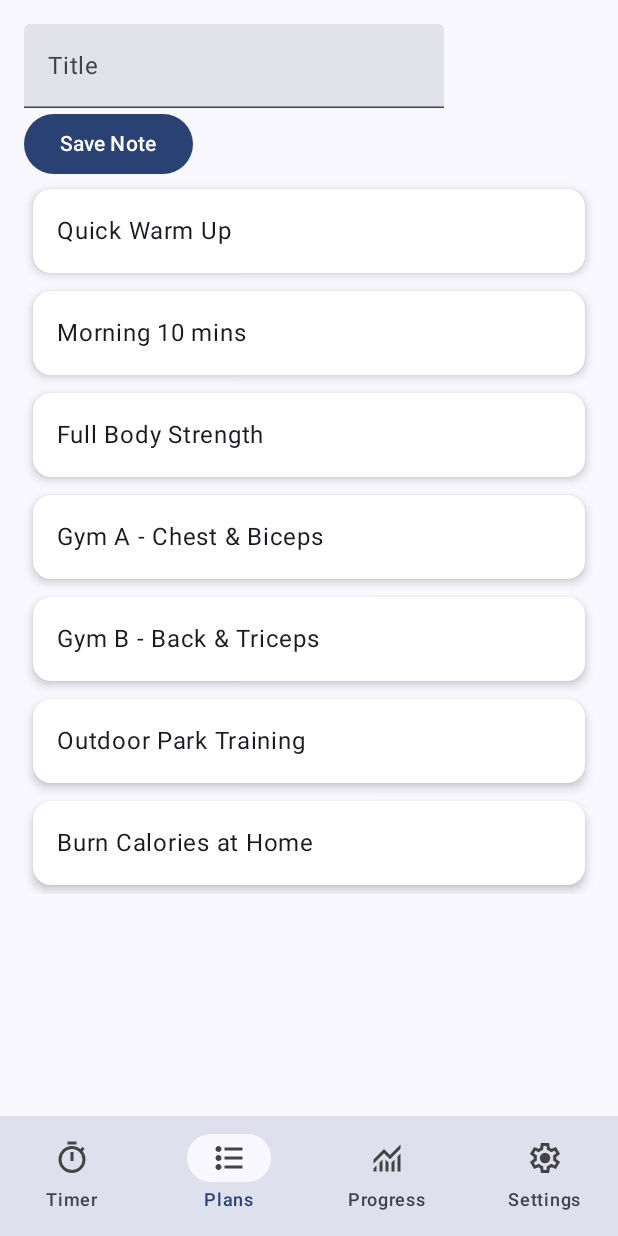
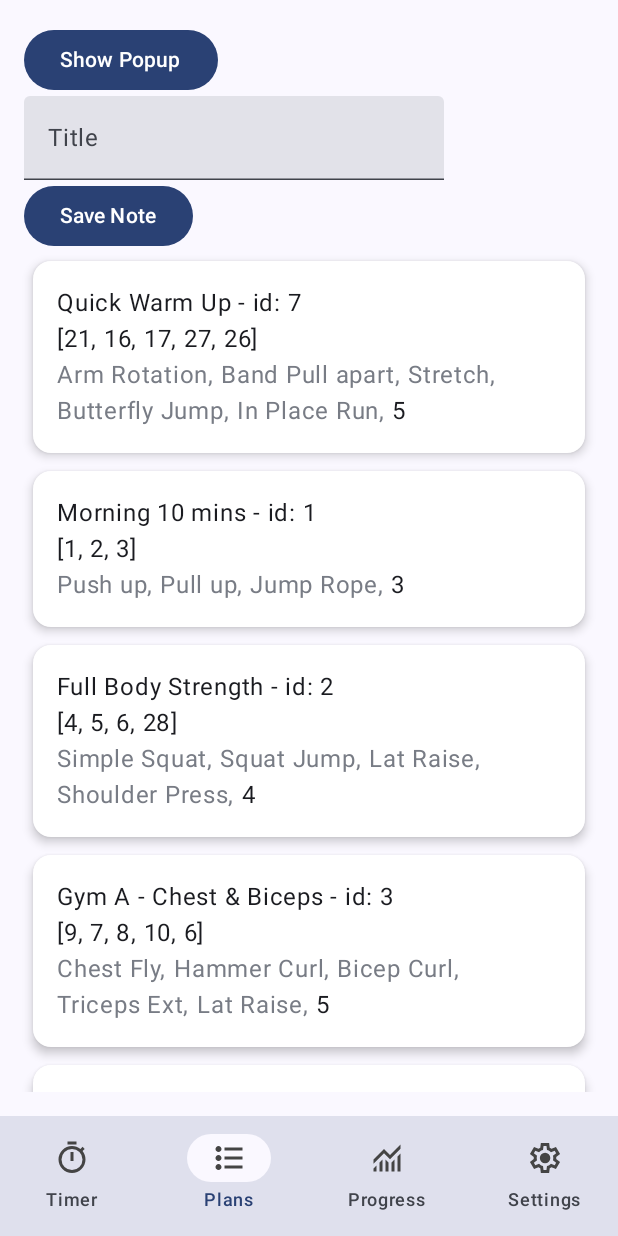
Before and after one commit to mike964/circuit-trainer-jetpack, an Android app built with Jetpack Compose: the screen it shows after launch (MainActivity), item 2 of the bottom bar chosen, on a phone screen of 412 x 824 dp. Run offline under Robolectric (Android 15) with nearby library versions, the light colour scheme and no system bars; our stand-ins replace Room's generated code; libraries missing offline, so code that uses them is left out: coil.decode; pictures from the network do not load; 1 statement that could not run was skipped.

Commit message:
sample popup in plans screen added

```diff
--- a/app/src/main/java/com/example/gmwrokouttimer/data/sampleData.kt
+++ b/app/src/main/java/com/example/gmwrokouttimer/data/sampleData.kt
@@ -5,7 +5,7 @@ import com.example.gmwrokouttimer.R
 data class Exercise(val id: Int, val name: String, val imageId: Int)
 
 //data class WorkoutSet(val id: Int, val name: String, val exercises: List<Exercise>)
-data class Preset(val id: Int, val name: String, val exerciseIdList: List<Int>)
+data class Preset(val id: Int, val name: String, val description:String ="",  val exerciseIdList: List<Int>)
 data class LocalImage(val id: Int, val contentDescription: String)
 
 data class Activity(
@@ -55,13 +55,13 @@ val exerciseList = listOf(
     Exercise(28, "Shoulder Press", R.drawable.st_shoulder_press),
 )
 val sampleWorkoutPresets = listOf(
-    Preset(7, "Quick Warm Up", listOf(21, 16, 17, 27, 26)),
-    Preset(1, "Morning 10 mins", listOf(1, 2, 3)),
-    Preset(2, "Full Body Strength", listOf(4, 5, 6, 28)),
-    Preset(3, "Gym A - Chest & Biceps", listOf(9, 7, 8, 10, 6)),
-    Preset(4, "Gym B - Back & Triceps", listOf(10, 6, 11, 19)),
-    Preset(5, "Outdoor Park Training", listOf(3, 4, 2, 13, 24)),
-    Preset(6, "Burn Calories at Home", listOf(21, 22, 27, 24, 25, 26)),
+    Preset(7, "Quick Warm Up", exerciseIdList=listOf(21, 16, 17, 27, 26)),
+    Preset(1, "Morning 10 mins", exerciseIdList=listOf(1, 2, 3)),
+    Preset(2, "Full Body Strength", exerciseIdList=listOf(4, 5, 6, 28)),
+    Preset(3, "Gym A - Chest & Biceps", exerciseIdList=listOf(9, 7, 8, 10, 6)),
+    Preset(4, "Gym B - Back & Triceps", exerciseIdList=listOf(10, 6, 11, 19)),
+    Preset(5, "Outdoor Park Training", exerciseIdList=listOf(3, 4, 2, 13, 24)),
+    Preset(6, "Burn Calories at Home", exerciseIdList=listOf(21, 22, 27, 24, 25, 26)),
 )
 
 val exerciseImages = listOf(
--- a/app/src/main/java/com/example/gmwrokouttimer/presentation/NoteScreen.kt
+++ b/app/src/main/java/com/example/gmwrokouttimer/presentation/NoteScreen.kt
@@ -1,12 +1,16 @@
 package com.example.gmwrokouttimer.presentation
 
+import androidx.compose.foundation.layout.Box
 import androidx.compose.foundation.layout.Column
+import androidx.compose.foundation.layout.FlowRow
+import androidx.compose.foundation.layout.fillMaxSize
 import androidx.compose.foundation.layout.fillMaxWidth
 import androidx.compose.foundation.layout.padding
 import androidx.compose.runtime.Composable
 import androidx.compose.runtime.mutableStateOf
 import androidx.compose.foundation.lazy.LazyColumn
 import androidx.compose.foundation.lazy.items
+import androidx.compose.material3.AlertDialog
 import androidx.compose.material3.Button
 import androidx.compose.material3.Card
 import androidx.compose.material3.CardDefaults
@@ -15,13 +19,16 @@ import androidx.compose.material3.TextField
 import androidx.compose.runtime.getValue
 import androidx.compose.runtime.remember
 import androidx.compose.runtime.setValue
+import androidx.compose.ui.Alignment
 import androidx.compose.ui.Modifier
 import androidx.compose.ui.graphics.Color
 import androidx.compose.ui.unit.dp
 import androidx.navigation.NavHostController
 import com.example.gmwrokouttimer.data.Exercise
 import com.example.gmwrokouttimer.data.Preset
+import com.example.gmwrokouttimer.data.getExerciseById
 import com.example.gmwrokouttimer.database.model.Note
+import com.example.gmwrokouttimer.presentation.plans.PresetPopup
 
 @Composable
 fun NoteScreen(appVm: AppViewModel, noteVm: NoteViewModel, navController: NavHostController) {
@@ -29,11 +36,22 @@ fun NoteScreen(appVm: AppViewModel, noteVm: NoteViewModel, navController: NavHos
 //    var title by remember { mutableStateOf("") }
     val exercises = appVm.exercises
     var title by remember { mutableStateOf("") }
+    var showPopup by remember { mutableStateOf(false) }
 
     Column(modifier = Modifier.padding(16.dp)) {
+
+        Button(onClick = { showPopup = true }) {
+            Text("Show Popup")
+        }
+
         TextField(value = title, onValueChange = { title = it }, label = { Text("Title") })
         Button(onClick = { noteVm.addNote(title, "Note content..."); title = "" }) {
             Text("Save Note")
+        }
+
+        PresetPopup(showPopup) {
+            showPopup = false
+            println("Button was clicked!")
         }
 
 //        LazyColumn {
@@ -107,8 +125,21 @@ fun WorkoutPresetItem(
         )
     ) {
         Column(modifier = Modifier.padding(16.dp)) {
-            Text(text = preset.name)
+            Text(text = preset.name + " - id: ${preset.id}")
+            Text(text = preset.exerciseIdList.toString())
+            FlowRow(
+//                        Modifier.background(Color.Cyan),
+            ) {
+                for (exercise in preset.exerciseIdList) {
+                    Text(
+                        "${getExerciseById(exercise).name}, ",
+                        color = Color(0xFF787C85)
+                    )
+                }
+                Text(preset.exerciseIdList.size.toString())
+            }
         }
+
     }
 }
 
--- a/app/src/main/java/com/example/gmwrokouttimer/presentation/WortkoutList.kt
+++ b/app/src/main/java/com/example/gmwrokouttimer/presentation/WortkoutList.kt
@@ -42,7 +42,7 @@ fun WorkoutsetList(items: List<Preset>, appVm: AppViewModel, countdownVm: Countd
 
     LazyColumn(modifier = Modifier.padding(4.dp)) {
         items(items, key = { item -> item.id }) { item ->
-            WorkoutsetCard(item , selectedPresetId,  {
+            WorkoutPresetCard(item , selectedPresetId,  {
                 setSelectedPresetId(item.id)
                 appVm.setCurrentPreset(item.id)
                 countdownVm.setTotalExercises(item.exerciseIdList.size)
@@ -57,7 +57,7 @@ fun WorkoutsetList(items: List<Preset>, appVm: AppViewModel, countdownVm: Countd
 
 @OptIn(ExperimentalLayoutApi::class)
 @Composable
-fun WorkoutsetCard(item: Preset, selectedPresetId:Int, onCardClick: () -> Unit, onPlayClick: () -> Unit) {
+fun WorkoutPresetCard(item: Preset, selectedPresetId:Int, onCardClick: () -> Unit, onPlayClick: () -> Unit) {
     // State to track if the row is selected
 //    var isSelected by remember { mutableStateOf(false) }
     val isSelected: Boolean = (selectedPresetId == item.id)
--- /dev/null
+++ b/app/src/main/java/com/example/gmwrokouttimer/presentation/plans/PresetPopup.kt
@@ -0,0 +1,43 @@
+package com.example.gmwrokouttimer.presentation.plans
+
+import androidx.compose.foundation.layout.Box
+import androidx.compose.foundation.layout.padding
+import androidx.compose.foundation.layout.size
+import androidx.compose.foundation.shape.RoundedCornerShape
+import androidx.compose.material3.Surface
+import androidx.compose.material3.Text
+import androidx.compose.runtime.Composable
+import androidx.compose.ui.Alignment
+import androidx.compose.ui.Modifier
+import androidx.compose.ui.graphics.Color
+import androidx.compose.ui.unit.dp
+import androidx.compose.ui.window.Popup
+
+@Composable
+fun PresetPopup(showPopup: Boolean, onDismiss: () -> Unit) {
+    Box() {
+
+
+        if (showPopup) {
+            // Popup appears anchored to its parent (the Box)
+            Popup(
+                alignment = Alignment.TopCenter,
+                onDismissRequest = onDismiss
+            ) {
+                // Content of the popup
+                Surface(
+                    modifier = Modifier.size(200.dp, 50.dp),
+                    color = Color.DarkGray,
+                    shape = RoundedCornerShape(8.dp),
+//                    elevation = 8.dp
+                ) {
+                    Text(
+                        text = "I'm a Popup!",
+                        color = Color.White,
+                        modifier = Modifier.padding(8.dp)
+                    )
+                }
+            }
+        }
+    }
+}
```
Also changed, not shown: app/src/main/java/com/example/gmwrokouttimer/presentation/plans/PlansScreen.kt (added, +10 -0 lines), 1 other file.
